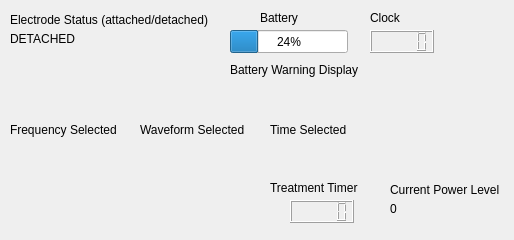
This is display.ui in j4d3l1/CES as Qt 5 draws it before an edit. The edited form follows.
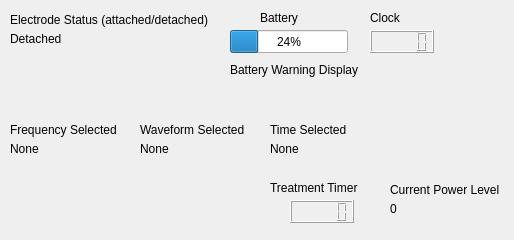
This is the edited form.

The edit to the form file:
```diff
--- a/display.ui
+++ b/display.ui
@@ -176,7 +176,7 @@
     </rect>
    </property>
    <property name="text">
-    <string>DETACHED</string>
+    <string>Detached</string>
    </property>
   </widget>
   <widget class="QLabel" name="batteryWarningDisplay">
@@ -202,7 +202,7 @@
     </rect>
    </property>
    <property name="text">
-    <string/>
+    <string>None</string>
    </property>
   </widget>
   <widget class="QLabel" name="waveformSelected">
@@ -215,7 +215,7 @@
     </rect>
    </property>
    <property name="text">
-    <string/>
+    <string>None</string>
    </property>
   </widget>
   <widget class="QLabel" name="timeSelected">
@@ -228,7 +228,7 @@
     </rect>
    </property>
    <property name="text">
-    <string/>
+    <string>None</string>
    </property>
   </widget>
   <widget class="QLabel" name="powerLevelDisplay">
```
